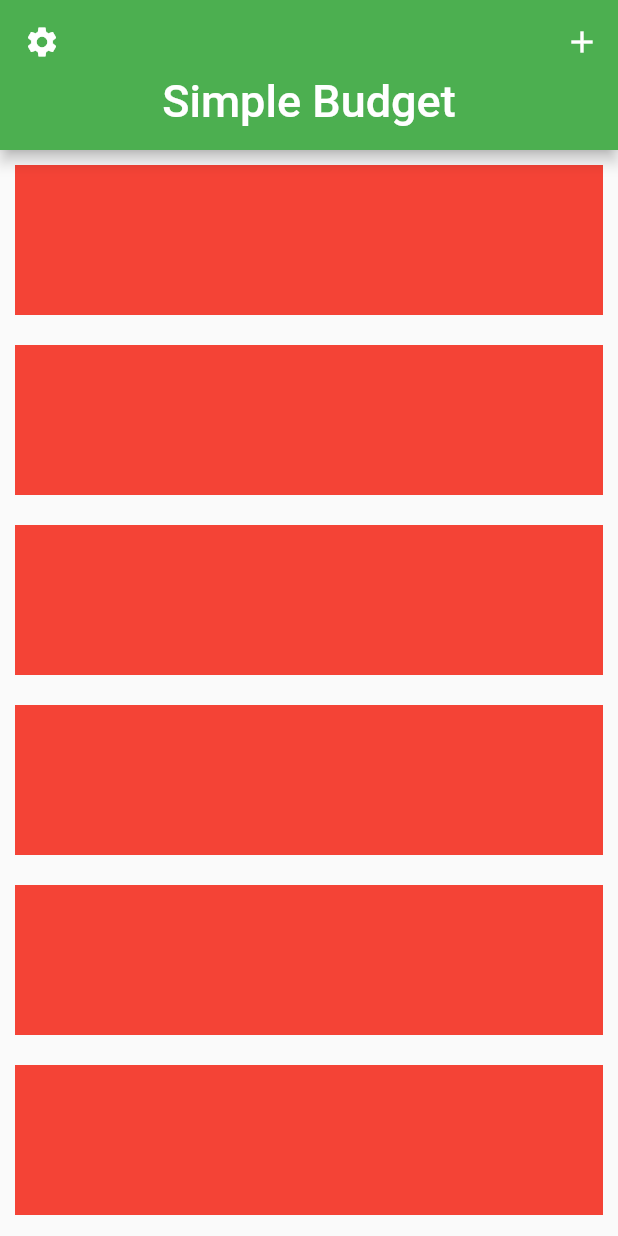
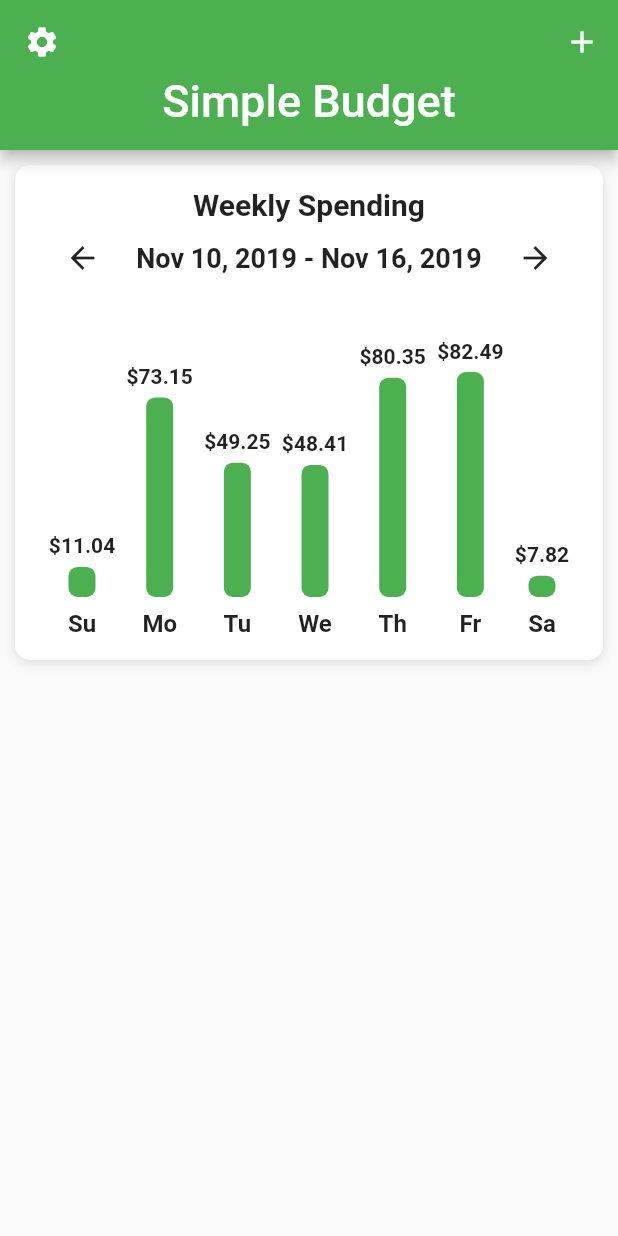
Before and after one commit to alikham/simple-budget, a Flutter app: the screen it shows after launch, on a phone screen of 412 x 824 dp. Run offline on Flutter 3.47's test engine with Material 2 defaults, Android fonts, the phone set to English and light mode, and no system bars.

Commit message:
bar chart added

```diff
--- a/lib/screens/home_screen.dart
+++ b/lib/screens/home_screen.dart
@@ -1,5 +1,6 @@
 import 'package:flutter/material.dart';
-
+import '../widgets/bar_chart.dart';
+import '../data/data.dart';
 class HomeScreen extends StatefulWidget {
   @override
   _HomeScreenState createState() => _HomeScreenState();
@@ -32,11 +33,22 @@ class _HomeScreenState extends State<HomeScreen> {
               (BuildContext context, int index) {
                 return Container(
                   margin:EdgeInsets.all(10.0),
-                  height: 100.0,
-                  color: Colors.red,
+                  decoration: BoxDecoration(
+                    color:Colors.white,
+                    borderRadius: BorderRadius.circular(10.0),
+                    boxShadow: [
+                      BoxShadow(
+                        color:Colors.black12,
+                        offset: Offset(0,2),
+                        blurRadius: 6.0,
+
+                      )
+                    ],
+                  ),
+                  child: BarChart(weeklySpending),
                 );
               },
-              childCount: 10,
+              childCount: 1,
             ),
           ),
         ],
--- /dev/null
+++ b/lib/widgets/bar_chart.dart
@@ -0,0 +1,115 @@
+import 'package:flutter/material.dart';
+
+class BarChart extends StatelessWidget {
+  final List<double> expenses;
+
+  //Initialize using constructor
+
+  BarChart(this.expenses);
+
+  @override
+  Widget build(BuildContext context) {
+
+    double mostExpensive = 0;
+
+    expenses.forEach((price) {
+      if(price > mostExpensive){
+        mostExpensive = price;
+      }
+     });
+
+
+    return Padding(
+      padding: EdgeInsets.all(15.0),
+      child: Column(
+        children: <Widget>[
+          Text(
+            'Weekly Spending',
+            style: TextStyle(fontSize: 20.0, fontWeight: FontWeight.bold),
+          ),
+          Row(
+              mainAxisAlignment: MainAxisAlignment.spaceAround,
+              children: <Widget>[
+                IconButton(icon: Icon(Icons.arrow_back), onPressed: () {}),
+                Text('Nov 10, 2019 - Nov 16, 2019',
+                    style:
+                        TextStyle(fontSize: 18.0, fontWeight: FontWeight.w600)),
+                IconButton(icon: Icon(Icons.arrow_forward), onPressed: () {}),
+              ]),
+          SizedBox(height: 30.0),
+          Row(
+            mainAxisAlignment: MainAxisAlignment.spaceEvenly,
+            crossAxisAlignment: CrossAxisAlignment.end,
+            children: <Widget>[
+            Bar(
+              label: 'Su',
+              amountSpend: expenses[0],
+              mostExpensive: mostExpensive,
+            ),
+            Bar(
+              label: 'Mo',
+              amountSpend: expenses[1],
+              mostExpensive: mostExpensive,
+            ),
+            Bar(
+              label: 'Tu',
+              amountSpend: expenses[2],
+              mostExpensive: mostExpensive,
+            ),
+            Bar(
+              label: 'We',
+              amountSpend: expenses[3],
+              mostExpensive: mostExpensive,
+            ),
+            Bar(
+              label: 'Th',
+              amountSpend: expenses[4],
+              mostExpensive: mostExpensive,
+            ),
+            Bar(
+              label: 'Fr',
+              amountSpend: expenses[5],
+              mostExpensive: mostExpensive,
+            ),
+            Bar(
+              label: 'Sa',
+              amountSpend: expenses[6],
+              mostExpensive: mostExpensive,
+            ),
+          ]),
+        ],
+      ),
+    );
+  }
+}
+
+class Bar extends StatelessWidget {
+  final String label;
+  final double amountSpend;
+  final double mostExpensive;
+
+  final double _maxBarHeight = 150.0;
+
+  Bar({this.label, this.amountSpend, this.mostExpensive});
+
+  Widget build(BuildContext context) {
+    final double barHeight = amountSpend / mostExpensive * _maxBarHeight;
+
+    return Column(
+      children: <Widget>[
+        Text('\$${amountSpend.toStringAsFixed(2)}', style: TextStyle(fontWeight:FontWeight.w600)),
+        SizedBox(height: 6.0),
+        Container(
+          height: barHeight,
+          width: 18.0,
+          decoration: BoxDecoration(
+          color: Theme.of(context).primaryColor,
+            borderRadius: BorderRadius.circular(6.0),
+          ),
+        ),
+        SizedBox(height:8.0),
+        Text(label, style: TextStyle(fontSize: 16.0, fontWeight: FontWeight.w600)),
+      ],
+    );
+  }
+}
```
